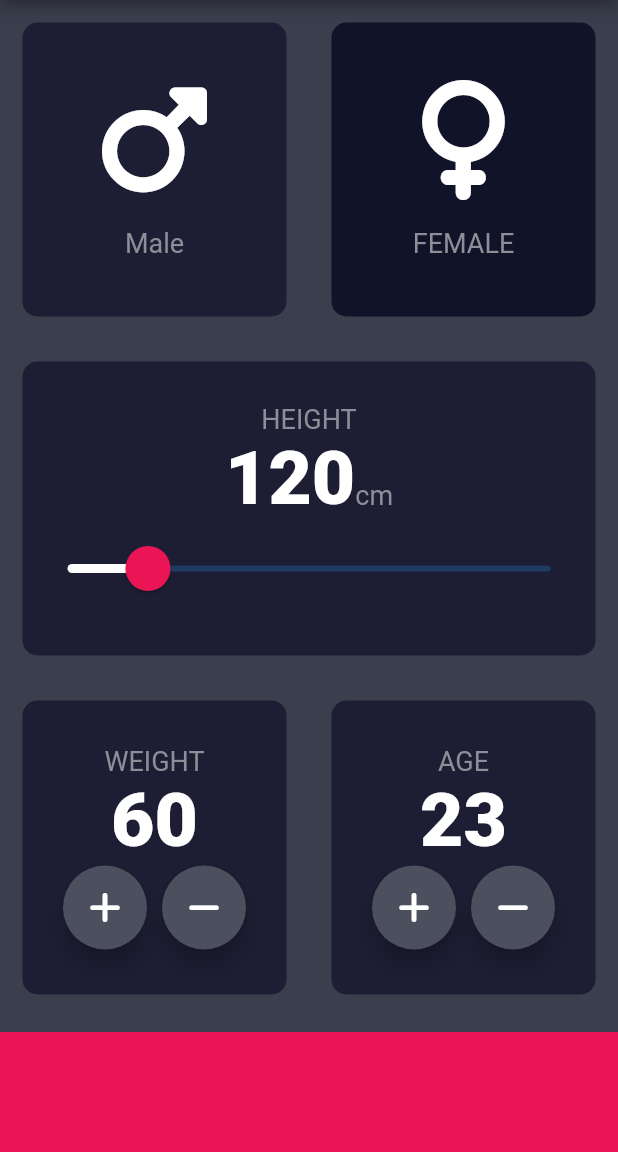
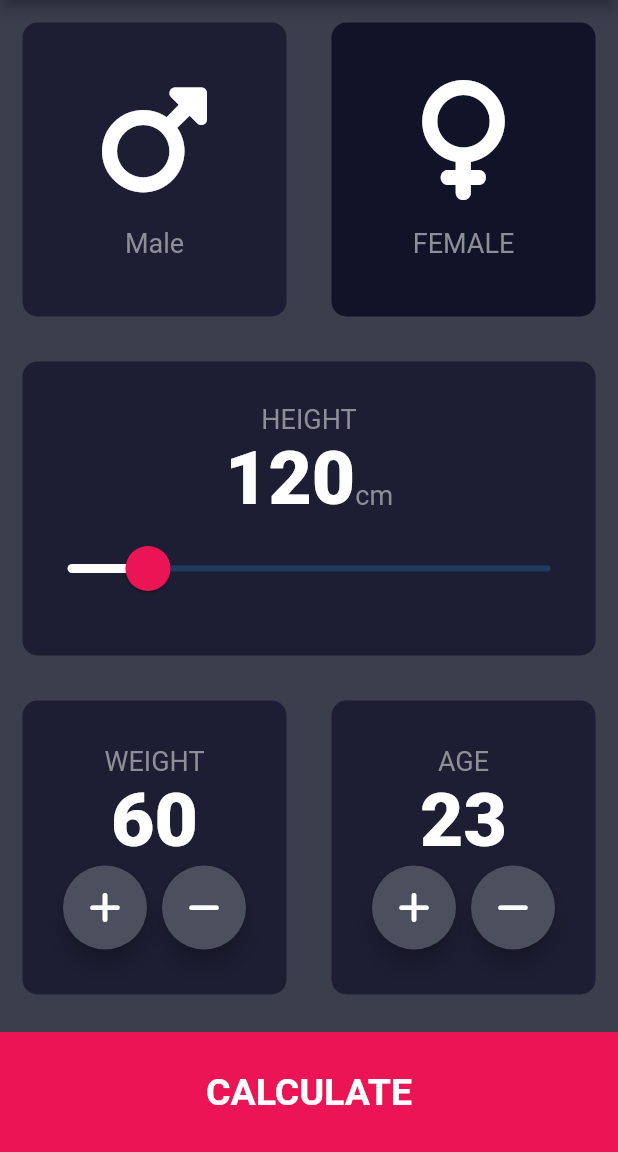
Before and after one commit to sachinNishalka/BMI-app, a Flutter app: the screen it shows after launch, on a phone screen of 412 x 824 dp, the part 84-1236 px from its top. Run offline on Flutter 3.47's test engine with Material 2 defaults, Android fonts, the phone set to English and light mode, and no system bars; our stand-ins replace font_awesome_flutter.

Commit message:
finished the base ui

```diff
--- a/lib/constants.dart
+++ b/lib/constants.dart
@@ -1,9 +1,16 @@
 import 'package:flutter/material.dart';
 
 const Color KCardTextColor = Color(0xFF8D8E98);
-const KlabelStyle = TextStyle(fontSize: 18.0, color: KCardTextColor);
+const KlabelStyle = TextStyle(fontSize: 18.0, color: KCardTextColor );
+const KResultDescriptionStyle = TextStyle(fontSize: 18.0, color: KCardTextColor,  );
 const KSliderlabelStyle = TextStyle(fontSize: 50.0, fontWeight: FontWeight.w900 ,color: Colors.white);
+const KReustltCardMain = TextStyle(fontSize: 80.0, fontWeight: FontWeight.w900 ,color: Colors.white);
+const KButtonLabelStyle = TextStyle(fontSize: 25.0, fontWeight: FontWeight.bold ,color: Colors.white);
+const KoverWeightLabel = TextStyle(fontSize: 25.0, fontWeight: FontWeight.bold ,color: Color(0xFF3BB770));
+
 const double KBottomContainerHeight = 80;
+
+const AppTitle = Text('BMI CALCULATOR');
 
 const KActiveCardColor = Color(0xFF1D1E33);
 
--- a/lib/input_data.dart
+++ b/lib/input_data.dart
@@ -45,7 +45,7 @@ class _InputPageState extends State<InputPage> {
   Widget build(BuildContext context) {
     return Scaffold(
       appBar: AppBar(
-        title: Text('BMI CALCULATOR'),
+        title: AppTitle,
       ),
       body: Column(
         mainAxisAlignment: MainAxisAlignment.spaceEvenly,
@@ -165,17 +165,23 @@ class _InputPageState extends State<InputPage> {
                             // RoundedButton(prefIcon: FontAwesomeIcons.plus,),
                             // SizedBox(width: 10.0,),
                             // RoundedButton(prefIcon: FontAwesomeIcons.minus,),
-                            RoundIconButton(icon: FontAwesomeIcons.plus, thingToDo: (){
+                            RoundIconButton(
+                              icon: FontAwesomeIcons.plus,
+                              thingToDo: () {
                                 setState(() {
                                   weight++;
                                 });
-                            },),
+                              },
+                            ),
                             SizedBox(width: 10.0),
-                            RoundIconButton(icon: FontAwesomeIcons.minus,thingToDo: (){
+                            RoundIconButton(
+                              icon: FontAwesomeIcons.minus,
+                              thingToDo: () {
                                 setState(() {
                                   weight--;
                                 });
-                            },),
+                              },
+                            ),
                           ],
                         )
                       ],
@@ -189,22 +195,34 @@ class _InputPageState extends State<InputPage> {
                     cardChild: Column(
                       mainAxisAlignment: MainAxisAlignment.center,
                       children: [
-                        Text("AGE", style: KlabelStyle,),
-                        Text(age.toString(), style: KSliderlabelStyle,),
+                        Text(
+                          "AGE",
+                          style: KlabelStyle,
+                        ),
+                        Text(
+                          age.toString(),
+                          style: KSliderlabelStyle,
+                        ),
                         Row(
                           mainAxisAlignment: MainAxisAlignment.center,
                           children: [
-                            RoundIconButton(icon: FontAwesomeIcons.plus, thingToDo: (){
+                            RoundIconButton(
+                              icon: FontAwesomeIcons.plus,
+                              thingToDo: () {
                                 setState(() {
                                   age++;
                                 });
-                            },),
+                              },
+                            ),
                             SizedBox(width: 10.0),
-                            RoundIconButton(icon: FontAwesomeIcons.minus,thingToDo: (){
+                            RoundIconButton(
+                              icon: FontAwesomeIcons.minus,
+                              thingToDo: () {
                                 setState(() {
                                   age--;
                                 });
-                            },),
+                              },
+                            ),
                           ],
                         ),
                       ],
@@ -214,11 +232,22 @@ class _InputPageState extends State<InputPage> {
               ],
             ),
           ),
-          Container(
+          GestureDetector(
+            onTap: () {
+              Navigator.pushNamed(context, '/reslutsPage');
+            },
+            child: Container(
+              child: Center(
+                child: Text(
+                  "CALCULATE",
+                  style: KButtonLabelStyle,
+                ),
+              ),
               width: double.infinity,
               color: KBottomCardColor,
               height: KBottomContainerHeight,
               margin: EdgeInsets.only(top: 10.0),
+            ),
           )
         ],
       ),
@@ -266,12 +295,12 @@ class RoundIconButton extends StatelessWidget {
 
   @override
   Widget build(BuildContext context) {
-    return  RawMaterialButton(
+    return RawMaterialButton(
       child: Icon(icon),
       onPressed: thingToDo,
       shape: CircleBorder(),
       // padding: EdgeInsets.zero,
-      constraints: BoxConstraints.tightFor(height: 56.0 , width: 56.0),
+      constraints: BoxConstraints.tightFor(height: 56.0, width: 56.0),
       elevation: 6.0,
 
       fillColor: Color(0xFF4C4F5E),
--- a/lib/main.dart
+++ b/lib/main.dart
@@ -1,5 +1,6 @@
 import 'package:flutter/material.dart';
 import 'input_data.dart';
+import 'resultsPage.dart';
 
 void main() => runApp(BMICalculator());
 
@@ -25,7 +26,13 @@ class BMICalculator extends StatelessWidget {
           primaryColorDark: PrimeColor,
           appBarTheme: AppBarTheme(backgroundColor: PrimeColor.shade900),
           scaffoldBackgroundColor: PrimeColor.shade700),
-      home: InputPage(),
+      // home: InputPage(),
+      initialRoute: '/inputPage',
+      routes: {
+        // '/' :(context) => BMICalculator(),
+        '/inputPage' : (context) => InputPage(),
+        '/reslutsPage': (context) => ResultsPage(),
+      },
     );
   }
 }
```
Also changed, not shown: lib/resultsPage.dart (added, +82 -0 lines). Lines whose indentation alone changed are shown as unchanged.
